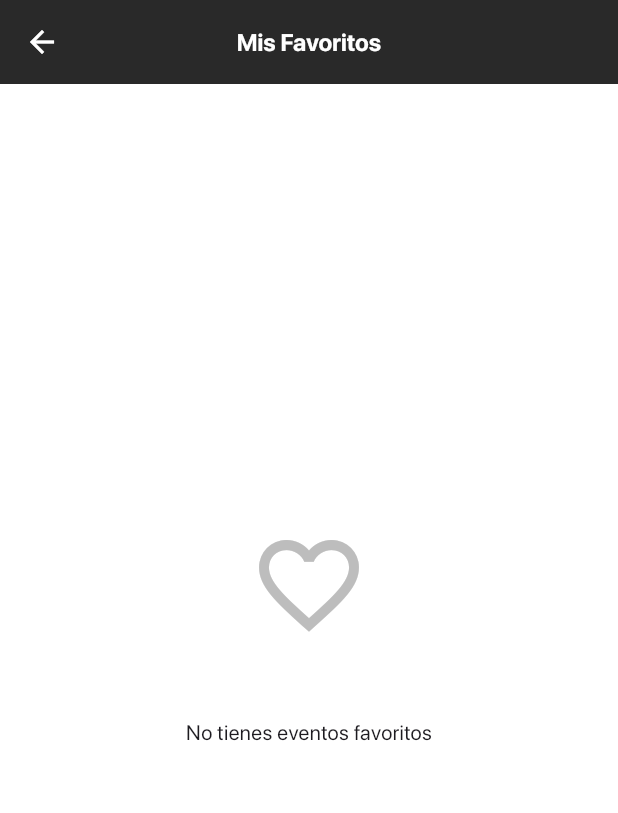
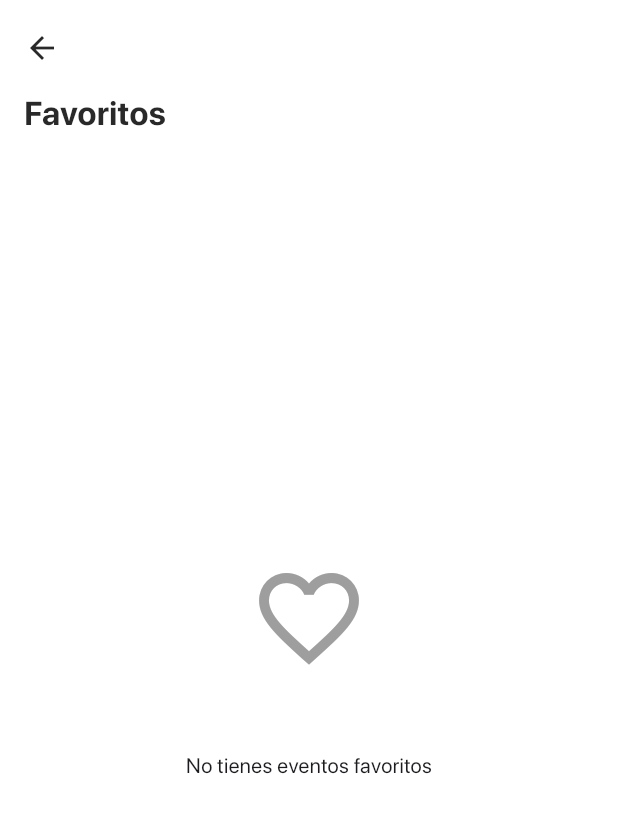
Before and after one commit to AntonyJDC/conference_app, a Flutter app: the FavoritesPage screen opened by its route, on a phone screen of 412 x 824 dp. Shown: the top 813 px of the screen. Run offline on Flutter 3.47's test engine with Material 3 defaults, Android fonts, the phone set to English and light mode, and no system bars; our stand-ins replace get, shared_preferences, sqflite, table_calendar, timezone; accounts and stored records are empty; project files that could hold a hidden picture were left out.

Commit message:
Refactor FavoritesPage to use SliverAppBar and improve layout for favorites display

```diff
--- a/lib/ui/pages/favorites/favorites_screen.dart
+++ b/lib/ui/pages/favorites/favorites_screen.dart
@@ -1,3 +1,4 @@
+import 'dart:ui';
 import 'package:conference_app/controllers/favorite_controller.dart';
 import 'package:conference_app/ui/widgets/event_card.dart';
 import 'package:flutter/material.dart';
@@ -9,48 +10,104 @@ class FavoritesPage extends StatelessWidget {
   @override
   Widget build(BuildContext context) {
     final favoriteController = Get.find<FavoriteController>();
+    final theme = Theme.of(context);
 
     return Scaffold(
-      appBar: AppBar(
-        backgroundColor: Theme.of(context).colorScheme.primary,
+      body: Obx(() {
+        final favorites = favoriteController.favorites;
+
+        return CustomScrollView(
+          slivers: [
+            SliverAppBar.medium(
+              pinned: true,
+              expandedHeight: 100,
+              backgroundColor: theme.colorScheme.surface,
+              foregroundColor: theme.colorScheme.primary,
               centerTitle: true,
-        elevation: 0,
-        title: Text(
-          'Mis Favoritos',
-          style: TextStyle(
-            color: Theme.of(context).colorScheme.onPrimary,
-            fontSize: 16,
-            fontWeight: FontWeight.w600,
+              flexibleSpace: LayoutBuilder(
+                builder: (context, constraints) {
+                  final collapsedHeight =
+                      64.0 + MediaQuery.of(context).padding.top;
+                  final bool isCollapsed =
+                      constraints.maxHeight <= collapsedHeight;
+
+                  return Stack(
+                    fit: StackFit.expand,
+                    children: [
+                      if (isCollapsed)
+                        ClipRect(
+                          child: BackdropFilter(
+                            filter:
+                                ImageFilter.blur(sigmaX: 35.0, sigmaY: 35.0),
+                            child: Container(
+                              color: theme.colorScheme.shadow
+                                  .withValues(alpha: 0.1),
                             ),
                           ),
                         ),
-      body: Obx(() {
-        final favorites = favoriteController.favorites;
 
-        if (favorites.isEmpty) {
-          return Center(
+                      // Título
+                      Padding(
+                        padding: EdgeInsets.only(
+                          left: isCollapsed ? 0 : 16,
+                          bottom: 10,
+                        ),
+                        child: Align(
+                          alignment: isCollapsed
+                              ? Alignment.bottomCenter
+                              : Alignment.bottomLeft,
+                          child: Text(
+                            "Favoritos",
+                            style: TextStyle(
+                              fontSize: isCollapsed ? 14 : 22,
+                              fontWeight: FontWeight.w600,
+                              color: theme.colorScheme.primary,
+                            ),
+                          ),
+                        ),
+                      ),
+                    ],
+                  );
+                },
+              ),
+            ),
+
+            // Lista de eventos favoritos o mensaje vacío
+            if (favorites.isEmpty)
+              const SliverFillRemaining(
+                child: Center(
                   child: Column(
                     mainAxisSize: MainAxisSize.min,
                     children: [
-                Icon(Icons.favorite_border,
-                    size: 80, color: Colors.grey.shade400),
-                const SizedBox(height: 16),
-                const Padding(
+                      Icon(Icons.favorite_border, size: 80, color: Colors.grey),
+                      SizedBox(height: 16),
+                      Padding(
                         padding: EdgeInsets.all(32),
                         child: Text('No tienes eventos favoritos'),
                       ),
                     ],
                   ),
+                ),
+              )
+            else
+              SliverList(
+                delegate: SliverChildBuilderDelegate(
+                  (context, index) {
+                    final event = favorites[index];
+                    return Padding(
+                      padding: const EdgeInsets.symmetric(
+                          horizontal: 14, vertical: 8),
+                      child: EventCard(
+                        event: event,
+                        showDate: true,
+                        showFavorite: true,
+                      ),
                     );
-        }
-
-        return ListView.builder(
-          padding: const EdgeInsets.all(14),
-          itemCount: favorites.length,
-          itemBuilder: (context, index) {
-            final event = favorites[index];
-            return EventCard(event: event, showDate: true, showFavorite: true);
                   },
+                  childCount: favorites.length,
+                ),
+              ),
+          ],
         );
       }),
     );
```
Lines whose indentation alone changed are shown as unchanged.
